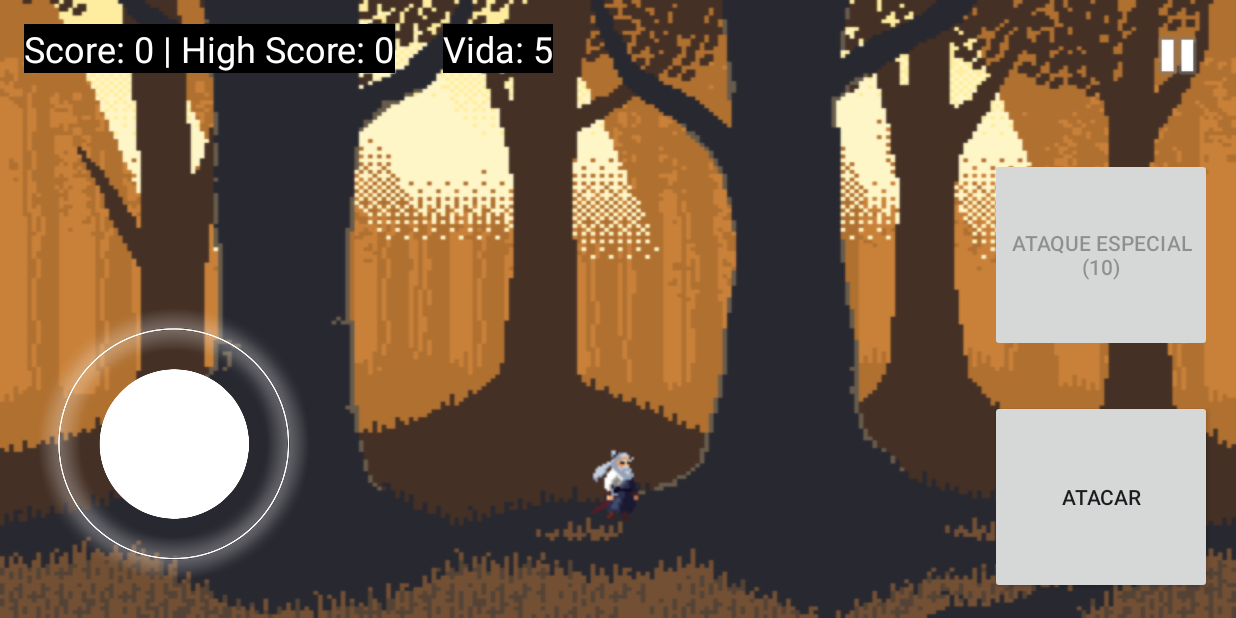
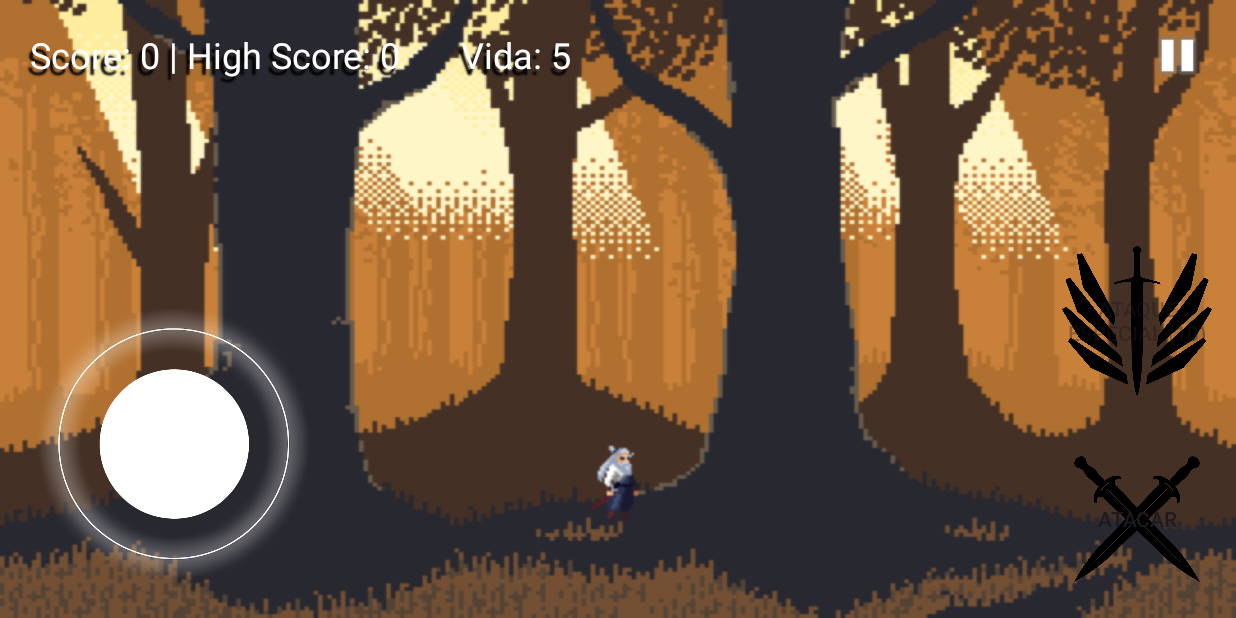
Before and after one commit to darlber/Samurai, an Android app: the fragment GameFragment placed in its activity, after a tap on "Botón de play", on a phone screen of 824 x 412 dp (held sideways). Run offline under Robolectric (Android 15) with nearby library versions, the phone set to English and light mode, and no system bars; 3 other taps on this screen came first.

Commit message:
feat(enemy): enhance enemy management and update methods to include GameFragment context

```diff
--- a/Samurai/src/main/java/com/example/samurai/CustomView.java
+++ b/Samurai/src/main/java/com/example/samurai/CustomView.java
@@ -43,7 +43,7 @@ public class CustomView extends View {
         int samuraiWidth = samurai.getWidth();
 
         // Actualizar la posición de los enemigos en función del samurái
-        enemyManager.updateEnemies(samuraiX, samuraiWidth, samurai, samuraiController);
+        enemyManager.updateEnemies(samuraiX, samuraiWidth, samurai, samuraiController, gameFragment);
 
         // Dibujar todos los enemigos
         for (int i = 0; i < enemies.size(); i++) {
--- a/Samurai/src/main/java/com/example/samurai/GameFragment.java
+++ b/Samurai/src/main/java/com/example/samurai/GameFragment.java
@@ -56,32 +56,31 @@ public class GameFragment extends Fragment {
         enemyManager = new EnemyManager(requireContext(), screenWidth, screenHeight);
         samuraiController = new SamuraiController(requireContext(), samuraiAnimation, enemyManager, screenWidth, screenHeight);
 
-        enemyManager.spawnEnemies();
+        enemyManager.spawnEnemy();
+        outerCircle.post(() -> {
+            outerCircle.bringToFront();
+            innerCircle.bringToFront();
+        });
+
         samuraiController.setupControls(outerCircle, innerCircle, btnAttack, btnSpecialAttack, rootView);
         handleBackButton();
         pauseButton.setOnClickListener(v -> togglePause());
 
         enemies = enemyManager.getEnemies();
         Samurai samurai = samuraiController.getSamurai();
+
         CustomView customView = new CustomView(requireContext(), screenWidth, screenHeight, enemies, enemyManager, samurai, samuraiController, scoreManager, this);
-        ((ViewGroup) rootView).addView(customView);
+        ((ViewGroup) rootView).addView(customView, 0);
 
         updateHealthTextView(healthTextView, samurai);
 
         return rootView;
     }
 
-    private void updateHealthTextView(TextView healthTextView, Samurai samurai) {
-        new Handler(Looper.getMainLooper()).postDelayed(new Runnable() {
-            @Override
-            public void run() {
-                healthTextView.setText(getString(R.string.health_text, samurai.getHealth()));
-                if (!samurai.isDead()) {
-                    new Handler(Looper.getMainLooper()).postDelayed(this, 100);
-                }
-            }
-        }, 100);
+    public void updateHealthTextView(TextView healthTextView, Samurai samurai) {
+        healthTextView.setText(getString(R.string.health_text, samurai.getHealth()));
     }
+
 
     public void endGame() {
         isGameRunning = false;
@@ -98,7 +97,7 @@ public class GameFragment extends Fragment {
         requireActivity().getOnBackPressedDispatcher().addCallback(getViewLifecycleOwner(), new OnBackPressedCallback(true) {
             @Override
             public void handleOnBackPressed() {
-                endGame();
+                togglePause();
             }
         });
     }
--- a/Samurai/src/main/java/com/example/samurai/enemigos/Enemy.java
+++ b/Samurai/src/main/java/com/example/samurai/enemigos/Enemy.java
@@ -5,27 +5,39 @@ import android.graphics.BitmapFactory;
 import android.graphics.Canvas;
 import android.graphics.Matrix;
 
+import com.example.samurai.GameFragment;
+import com.example.samurai.R;
 import com.example.samurai.SpriteSheetAnimation;
 import com.example.samurai.jugador.Samurai;
 import com.example.samurai.jugador.SamuraiController;
 
 public class Enemy {
-    private final SpriteSheetAnimation runAnimation;
-    private final SpriteSheetAnimation attackAnimation;
+    private SpriteSheetAnimation runAnimation;
+    private SpriteSheetAnimation attackAnimation;
     private SpriteSheetAnimation currentAnimation;
-    private final SpriteSheetAnimation hitAnimation;
-    private final SpriteSheetAnimation deathAnimation;
+    private SpriteSheetAnimation hitAnimation;
+    private SpriteSheetAnimation deathAnimation;
     private int x;
-    private final int y;
-    private final int width;
-    private final int height;
-    private final int speed;
+    private int y;
+    private int width;
+    private int height;
+    private int speed;
     private int health;
     private boolean isFlipped, shouldBeRemoved = false, isDead = false;
-    private final String type;
+    private String type;
+    private final Context context;
+    private final int screenWidth;
+    private final int screenHeight;
 
     public Enemy(Context context, int screenWidth, int screenHeight, int runSpriteSheet, int attackSpriteSheet,
                  int hitSpriteSheet, int deathSpriteSheet, int speed, boolean spawnFromLeft, int health, String type) {
+        this.context = context;
+        this.screenWidth = screenWidth;
+        this.screenHeight = screenHeight;
+        initialize(runSpriteSheet, attackSpriteSheet, hitSpriteSheet, deathSpriteSheet, speed, spawnFromLeft, health, type);
+    }
+
+    private void initialize(int runSpriteSheet, int attackSpriteSheet, int hitSpriteSheet, int deathSpriteSheet, int speed, boolean spawnFromLeft, int health, String type) {
         runAnimation = new SpriteSheetAnimation(BitmapFactory.decodeResource(context.getResources(), runSpriteSheet), 8, 10);
         attackAnimation = new SpriteSheetAnimation(BitmapFactory.decodeResource(context.getResources(), attackSpriteSheet), 8, 10);
         hitAnimation = new SpriteSheetAnimation(BitmapFactory.decodeResource(context.getResources(), hitSpriteSheet), 4, 10);
@@ -43,6 +55,22 @@ public class Enemy {
 
         this.speed = speed;
         this.isFlipped = !spawnFromLeft;
+    }
+
+    public void reset(int enemyType, boolean spawnFromLeft) {
+        switch (enemyType) {
+            case 1:
+                initialize(R.drawable.flying_eye_run, R.drawable.flying_eye_attack, R.drawable.flying_eye_hit, R.drawable.flying_eye_death, 3, spawnFromLeft, 1, "flying_eye");
+                break;
+            case 2:
+                initialize(R.drawable.mushroom_run, R.drawable.mushroom_attack, R.drawable.mushroom_hit, R.drawable.mushroom_death, 1, spawnFromLeft, 5, "mushroom");
+                break;
+            default:
+                initialize(R.drawable.goblin_run, R.drawable.goblin_attack, R.drawable.goblin_hit, R.drawable.goblin_death, 2, spawnFromLeft, 3, "goblin");
+                break;
+        }
+        shouldBeRemoved = false;
+        isDead = false;
     }
 
     public boolean checkCollision(int samuraiX, int samuraiY, int samuraiWidth, int samuraiHeight) {
@@ -66,7 +94,7 @@ public class Enemy {
         return shouldBeRemoved;
     }
 
-    public void update(int samuraiX, int samuraiWidth, Samurai samurai, SamuraiController samuraiController) {
+    public void update(int samuraiX, int samuraiWidth, Samurai samurai, SamuraiController samuraiController, GameFragment gameFragment) {
         if (isDead) {
             currentAnimation.update();
             if (currentAnimation == deathAnimation && currentAnimation.getCurrentFrame() == deathAnimation.getFrameCount() - 1) {
@@ -108,7 +136,7 @@ public class Enemy {
 
             if (currentAnimation == attackAnimation && currentAnimation.getCurrentFrame() == attackAnimation.getFrameCount() - 1) {
                 if (checkCollision(samuraiX, samurai.getY(), samuraiWidth, samurai.getHeight())) {
-                    samurai.takeDamage(samuraiController);
+                    samurai.takeDamage(samuraiController, gameFragment);
                     currentAnimation = runAnimation;
                 }
             }
--- a/Samurai/src/main/java/com/example/samurai/enemigos/EnemyManager.java
+++ b/Samurai/src/main/java/com/example/samurai/enemigos/EnemyManager.java
@@ -4,6 +4,7 @@ import android.content.Context;
 import android.os.Handler;
 import android.os.Looper;
 
+import com.example.samurai.GameFragment;
 import com.example.samurai.R;
 import com.example.samurai.jugador.Samurai;
 import com.example.samurai.jugador.SamuraiController;
@@ -15,6 +16,7 @@ import java.util.Random;
 
 public class EnemyManager {
     private final List<Enemy> enemies = new ArrayList<>();
+    private final List<Enemy> enemyPool = new ArrayList<>();
     private final Handler enemyHandler = new Handler(Looper.getMainLooper());
     private final Random random = new Random();
     private final Context context;
@@ -29,20 +31,36 @@ public class EnemyManager {
         this.screenWidth = screenWidth;
         this.screenHeight = screenHeight;
         increaseDifficultyOverTime();
+        startSpawningEnemies();
     }
 
-    public void spawnEnemies() {
-        enemyHandler.postDelayed(() -> {
-            if (enemies.size() < maxEnemies) {
-                int enemyType = random.nextInt(3);
-                boolean spawnFromLeft = random.nextBoolean();
-                Enemy enemy = createEnemy(enemyType, spawnFromLeft);
-                enemies.add(enemy);
+    private void startSpawningEnemies() {
+        enemyHandler.postDelayed(new Runnable() {
+            @Override
+            public void run() {
+                if (!isGamePaused && enemies.size() < maxEnemies) {
+                    spawnEnemy();
+                }
+                enemyHandler.postDelayed(this, spawnInterval);
             }
-            enemyHandler.postDelayed(this::spawnEnemies, random.nextInt(spawnInterval) + 1000);
-        }, 1000);
+        }, spawnInterval);
     }
 
+    public void spawnEnemy() {
+        int enemyType = random.nextInt(3);
+        boolean spawnFromLeft = random.nextBoolean();
+        Enemy enemy = getEnemyFromPool(enemyType, spawnFromLeft);
+        enemies.add(enemy);
+    }
+
+    private Enemy getEnemyFromPool(int enemyType, boolean spawnFromLeft) {
+        if (!enemyPool.isEmpty()) {
+            Enemy enemy = enemyPool.remove(enemyPool.size() - 1);
+            enemy.reset(enemyType, spawnFromLeft);
+            return enemy;
+        }
+        return createEnemy(enemyType, spawnFromLeft);
+    }
 
     private Enemy createEnemy(int enemyType, boolean spawnFromLeft) {
         int[] drawables;
@@ -73,23 +91,29 @@ public class EnemyManager {
         return new Enemy(context, screenWidth, screenHeight, drawables[0], drawables[1], drawables[2], drawables[3], speed, spawnFromLeft, health, type);
     }
 
-    private void increaseDifficultyOverTime() {
-        enemyHandler.postDelayed(() -> {
+
+private void increaseDifficultyOverTime() {
+    enemyHandler.postDelayed(new Runnable() {
+        @Override
+        public void run() {
             if (maxEnemies < 50) maxEnemies++;
             if (spawnInterval > 1000) spawnInterval -= 500;
-            enemyHandler.postDelayed(this::increaseDifficultyOverTime, 15000);
-        }, 15000);
-    }
+            enemyHandler.postDelayed(this, 15000);
+        }
+    }, 15000);
+}
 
-    public void updateEnemies(int samuraiX, int samuraiWidth, Samurai samurai, SamuraiController samuraiController) {
+    public void updateEnemies(int samuraiX, int samuraiWidth, Samurai samurai,
+                              SamuraiController samuraiController, GameFragment gameFragment) {
         if (isGamePaused) return;
         Iterator<Enemy> iterator = enemies.iterator();
         while (iterator.hasNext()) {
             Enemy enemy = iterator.next();
             if (enemy.isMarkedForRemoval()) {
                 iterator.remove();
+                enemyPool.add(enemy);
             } else {
-                enemy.update(samuraiX, samuraiWidth, samurai, samuraiController);
+                enemy.update(samuraiX, samuraiWidth, samurai, samuraiController, gameFragment);
             }
         }
     }
--- a/Samurai/src/main/java/com/example/samurai/jugador/Samurai.java
+++ b/Samurai/src/main/java/com/example/samurai/jugador/Samurai.java
@@ -5,9 +5,13 @@ package com.example.samurai.jugador;
     import android.content.Context;
     import android.util.Log;
     import androidx.core.content.res.ResourcesCompat;
+
+    import com.example.samurai.GameFragment;
     import com.example.samurai.R;
 
-    public class Samurai {
+    import java.util.Objects;
+
+public class Samurai {
         private AnimationDrawable idleAnimation, runAnimation, attackAnimation, hurtAnimation, dashAnimation;
         private int x, y, width, height, health;
         private boolean isInvulnerable = false;
@@ -41,10 +45,16 @@ package com.example.samurai.jugador;
             return health;
         }
 
-        public void takeDamage(SamuraiController samuraiController) {
+        public void takeDamage(SamuraiController samuraiController, GameFragment gameFragment) {
+            this.health--;
             if (!isInvulnerable() && !isDead()) {
                 Log.d("Samurai", "Vida restante: " + health);
                 samuraiController.startHurtAnimation();
+
+                // Llama a la función del GameFragment para actualizar la vida en la UI
+                if (gameFragment != null) {
+                    gameFragment.updateHealthTextView(gameFragment.requireView().findViewById(R.id.healthTextView), this);
+                }
             }
         }
 
--- a/Samurai/src/main/res/layout/game_layout.xml
+++ b/Samurai/src/main/res/layout/game_layout.xml
@@ -9,24 +9,40 @@
         android:id="@+id/scoreTextView"
         android:layout_width="wrap_content"
         android:layout_height="wrap_content"
+        android:layout_alignParentStart="true"
+        android:shadowColor="#000000"
+        android:shadowDx="-3.5"
+        android:shadowDy="5.5"
+        android:shadowRadius="1"
+        android:textColor="#FFFFFF"
         android:layout_alignParentTop="true"
-        android:layout_alignParentStart="true"
         android:layout_margin="16dp"
         android:text="@string/score"
-        android:background="@color/black"
         android:textSize="24sp"
-        android:textColor="#FFFFFF" />
+        android:padding="4dp"
+
+        />
+
     <TextView
         android:id="@+id/healthTextView"
         android:layout_width="wrap_content"
         android:layout_height="wrap_content"
         android:layout_alignParentTop="true"
+        android:layout_margin="16dp"
+        android:layout_marginStart="134dp"
+        android:layout_marginTop="14dp"
+        android:layout_marginEnd="16dp"
+        android:layout_marginBottom="16dp"
         android:layout_toEndOf="@id/scoreTextView"
-        android:layout_margin="16dp"
-        android:text="Vida: 3"
-        android:background="@color/black"
-        android:textSize="24sp"
-        android:textColor="#FFFFFF" />
+        android:padding="4dp"
+        android:text="@string/health_text"
+        android:shadowColor="#000000"
+        android:shadowDx="-3.5"
+        android:shadowDy="5.5"
+        android:shadowRadius="1"
+        android:textColor="#FFFFFF"
+        android:textSize="24sp" />
+
     <ImageView
         android:id="@+id/pauseButton"
         android:layout_width="46dp"
@@ -77,8 +93,9 @@
 
     <Button
         android:id="@+id/btnSpecialAttack"
-        android:layout_width="148dp"
-        android:layout_height="129dp"
+        android:layout_width="100dp"
+        android:layout_height="100dp"
+        android:layout_above="@id/btnAttack"
         android:layout_alignParentEnd="true"
         android:layout_marginStart="16dp"
         android:layout_marginLeft="16dp"
@@ -86,13 +103,12 @@
         android:layout_marginEnd="16dp"
         android:layout_marginRight="16dp"
         android:layout_marginBottom="16dp"
-        android:layout_above="@id/btnAttack"
-        android:text="Ataque Especial" />
+        android:background="@drawable/attack_special" />
 
     <Button
         android:id="@+id/btnAttack"
-        android:layout_width="148dp"
-        android:layout_height="129dp"
+        android:layout_width="100dp"
+        android:layout_height="100dp"
         android:layout_alignParentEnd="true"
         android:layout_alignParentBottom="true"
         android:layout_marginStart="16dp"
@@ -101,6 +117,7 @@
         android:layout_marginEnd="16dp"
         android:layout_marginRight="16dp"
         android:layout_marginBottom="16dp"
+        android:background="@drawable/attack"
         android:text="Atacar" />
 
 
--- a/Samurai/src/main/res/layout/menu_layout.xml
+++ b/Samurai/src/main/res/layout/menu_layout.xml
@@ -14,15 +14,22 @@
         android:contentDescription="Botón de play" />
 
     <!-- TextView para mostrar el high score -->
+
     <TextView
         android:id="@+id/highScoreTextView"
         android:layout_width="wrap_content"
         android:layout_height="wrap_content"
-        android:layout_above="@id/playButton"
         android:layout_centerHorizontal="true"
-        android:layout_marginBottom="20dp"
-        android:background="@color/black"
-        android:text="High Score: 0"
-        android:textSize="24sp"
-        android:textColor="#FFFFFF" />
+        android:layout_margin="16dp"
+        android:layout_marginTop="26dp"
+        android:layout_marginBottom="16dp"
+        android:shadowColor="#000000"
+        android:shadowDx="5.5"
+        android:shadowDy="5.5"
+        android:shadowRadius="1"
+        android:textColor="#FFFFFF"
+        android:padding="4dp"
+        android:text="@string/score"
+        android:textSize="24sp" />
+
 </RelativeLayout>
```
Also changed, not shown: Samurai/src/main/java/com/example/samurai/MainActivity.java (+7 -1 lines), Samurai/src/main/res/drawable/attack.png (added), Samurai/src/main/res/drawable/attack_special.png (added).
